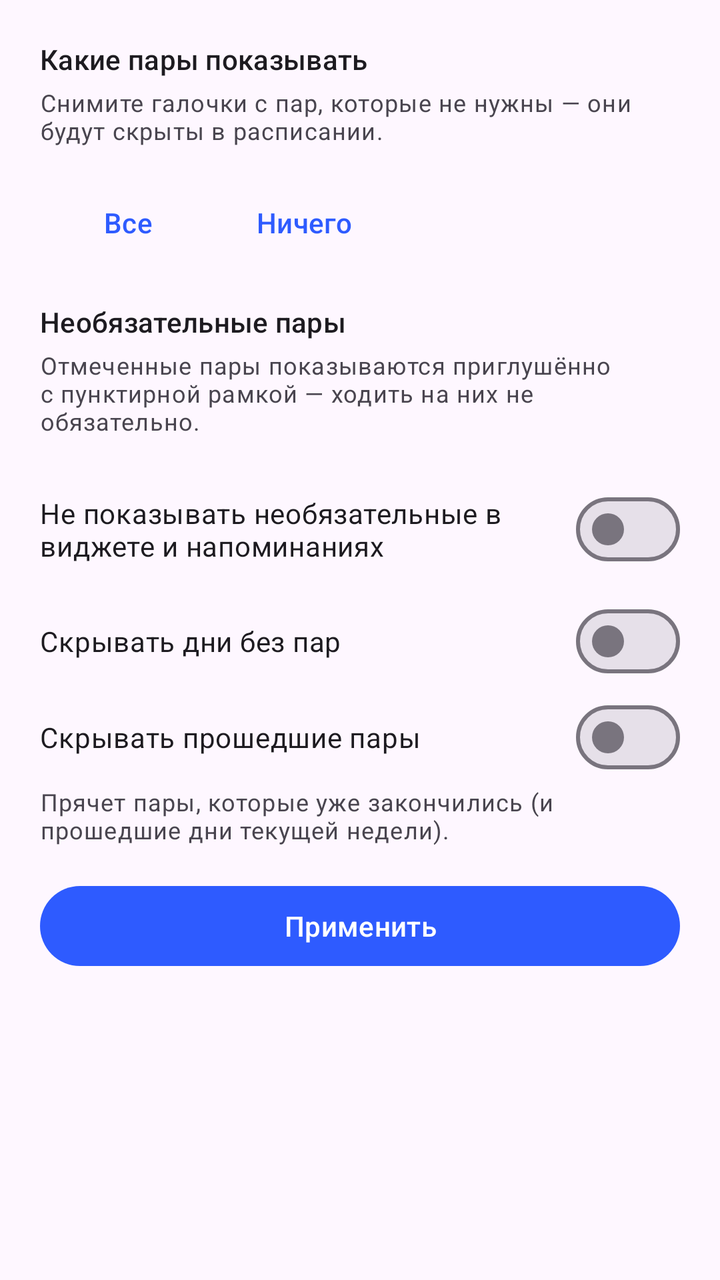
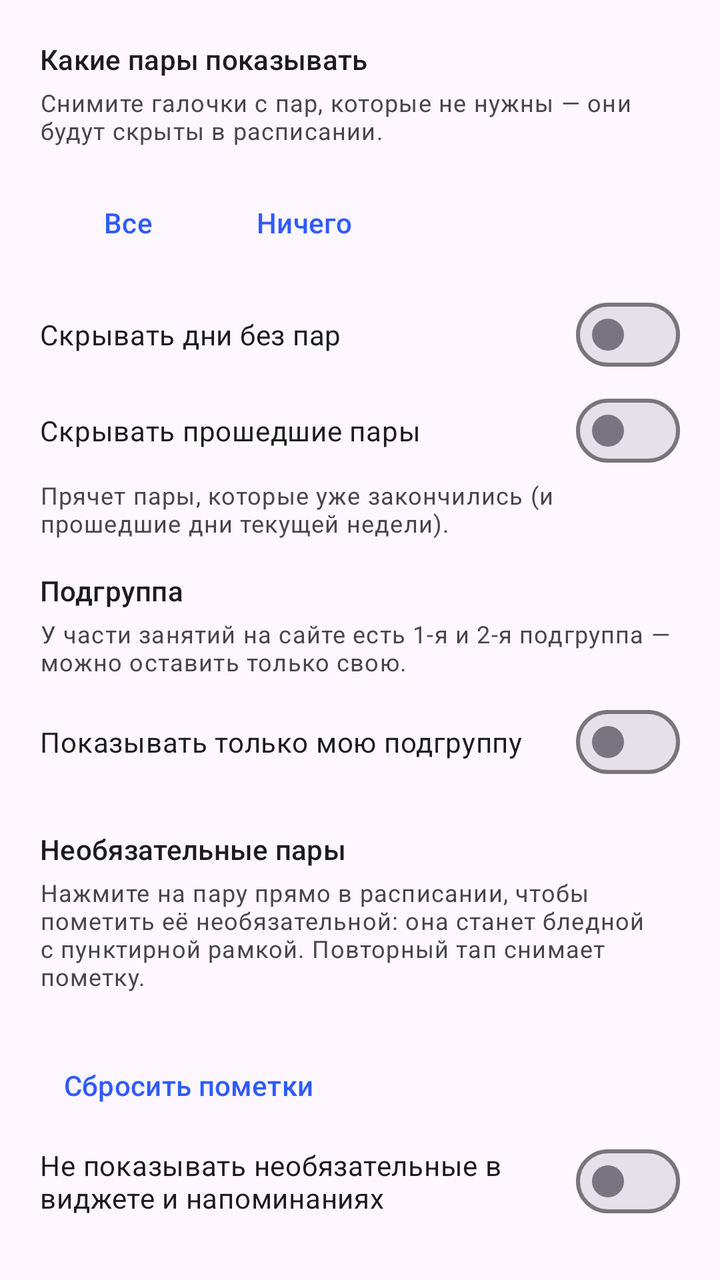

Screens rendered from an Android XML layout before and after an edit, with the pre-edit source and the edit as a unified diff.
<!-- AndroidManifest.xml: application theme Theme.Timetable -->
<!-- res/layout/sheet_filter.xml -->
<?xml version="1.0" encoding="utf-8"?>
<LinearLayout xmlns:android="http://schemas.android.com/apk/res/android"
    xmlns:app="http://schemas.android.com/apk/res-auto"
    android:layout_width="match_parent"
    android:layout_height="wrap_content"
    android:orientation="vertical"
    android:paddingStart="20dp"
    android:paddingTop="8dp"
    android:paddingEnd="20dp"
    android:paddingBottom="16dp">

    <TextView
        android:layout_width="match_parent"
        android:layout_height="wrap_content"
        android:layout_marginTop="12dp"
        android:text="@string/filter_show_pairs_title"
        android:textAppearance="?attr/textAppearanceTitleSmall" />

    <TextView
        android:layout_width="match_parent"
        android:layout_height="wrap_content"
        android:layout_marginTop="4dp"
        android:text="@string/filter_pairs_hint"
        android:textAppearance="?attr/textAppearanceBodySmall"
        android:textColor="?android:attr/textColorSecondary" />

    <com.google.android.material.chip.ChipGroup
        android:id="@+id/chips"
        android:layout_width="match_parent"
        android:layout_height="wrap_content"
        android:layout_marginTop="10dp" />

    <LinearLayout
        android:layout_width="match_parent"
        android:layout_height="wrap_content"
        android:layout_marginTop="4dp"
        android:orientation="horizontal">

        <com.google.android.material.button.MaterialButton
            android:id="@+id/selectAll"
            style="@style/Widget.Material3.Button.TextButton"
            android:layout_width="wrap_content"
            android:layout_height="wrap_content"
            android:text="@string/filter_all" />

        <com.google.android.material.button.MaterialButton
            android:id="@+id/selectNone"
            style="@style/Widget.Material3.Button.TextButton"
            android:layout_width="wrap_content"
            android:layout_height="wrap_content"
            android:text="@string/filter_none" />
    </LinearLayout>

    <TextView
        android:layout_width="match_parent"
        android:layout_height="wrap_content"
        android:layout_marginTop="16dp"
        android:text="@string/filter_optional_title"
        android:textAppearance="?attr/textAppearanceTitleSmall" />

    <TextView
        android:layout_width="match_parent"
        android:layout_height="wrap_content"
        android:layout_marginTop="4dp"
        android:text="@string/filter_optional_hint"
        android:textAppearance="?attr/textAppearanceBodySmall"
        android:textColor="?android:attr/textColorSecondary" />

    <com.google.android.material.chip.ChipGroup
        android:id="@+id/optionalChips"
        android:layout_width="match_parent"
        android:layout_height="wrap_content"
        android:layout_marginTop="10dp" />

    <com.google.android.material.materialswitch.MaterialSwitch
        android:id="@+id/skipOptional"
        android:layout_width="match_parent"
        android:layout_height="wrap_content"
        android:layout_marginTop="12dp"
        android:minHeight="48dp"
        android:text="@string/filter_skip_optional" />

    <com.google.android.material.materialswitch.MaterialSwitch
        android:id="@+id/hideEmptyDays"
        android:layout_width="match_parent"
        android:layout_height="wrap_content"
        android:layout_marginTop="8dp"
        android:minHeight="48dp"
        android:text="@string/filter_hide_empty_days" />

    <com.google.android.material.materialswitch.MaterialSwitch
        android:id="@+id/hidePast"
        android:layout_width="match_parent"
        android:layout_height="wrap_content"
        android:minHeight="48dp"
        android:text="@string/filter_hide_past" />

    <TextView
        android:layout_width="match_parent"
        android:layout_height="wrap_content"
        android:text="@string/filter_hide_past_hint"
        android:textAppearance="?attr/textAppearanceBodySmall"
        android:textColor="?android:attr/textColorSecondary" />

    <com.google.android.material.button.MaterialButton
        android:id="@+id/applyButton"
        android:layout_width="match_parent"
        android:layout_height="wrap_content"
        android:layout_marginTop="16dp"
        android:text="@string/apply" />
</LinearLayout>
<!-- resources referenced by this layout -->
<resources>
  <string name="apply">Применить</string>
  <string name="filter_all">Все</string>
  <string name="filter_hide_empty_days">Скрывать дни без пар</string>
  <string name="filter_hide_past">Скрывать прошедшие пары</string>
  <string name="filter_hide_past_hint">Прячет пары, которые уже закончились (и прошедшие дни текущей недели).</string>
  <string name="filter_none">Ничего</string>
  <string name="filter_optional_hint">Отмеченные пары показываются приглушённо с пунктирной рамкой — ходить на них не обязательно.</string>
  <string name="filter_optional_title">Необязательные пары</string>
  <string name="filter_pairs_hint">Снимите галочки с пар, которые не нужны — они будут скрыты в расписании.</string>
  <string name="filter_show_pairs_title">Какие пары показывать</string>
  <string name="filter_skip_optional">Не показывать необязательные в виджете и напоминаниях</string>
  <style name="Theme.Timetable" parent="Theme.Material3.DayNight.NoActionBar">
          <item name="colorPrimary">@color/brand_primary</item>
          <item name="colorOnPrimary">#FFFFFF</item>
          <item name="colorPrimaryContainer">@color/brand_primary_container</item>
          <item name="colorOnPrimaryContainer">#001453</item>
          <item name="colorSecondary">@color/brand_secondary</item>
          <item name="colorTertiary">@color/brand_tertiary</item>
          <item name="android:statusBarColor">?attr/colorSurface</item>
          <item name="android:windowLightStatusBar" tools:targetApi="23">true</item>
      </style>
  <color name="brand_primary">#2E5BFF</color>
  <color name="brand_primary_container">#DDE4FF</color>
  <color name="brand_secondary">#0F9D8C</color>
  <color name="brand_tertiary">#B4468A</color>
</resources>

<!-- the commit's change to res/layout/sheet_filter.xml (unified diff, before → after) -->
@@ -51,35 +51,6 @@
             android:text="@string/filter_none" />
     </LinearLayout>
 
-    <TextView
-        android:layout_width="match_parent"
-        android:layout_height="wrap_content"
-        android:layout_marginTop="16dp"
-        android:text="@string/filter_optional_title"
-        android:textAppearance="?attr/textAppearanceTitleSmall" />
-
-    <TextView
-        android:layout_width="match_parent"
-        android:layout_height="wrap_content"
-        android:layout_marginTop="4dp"
-        android:text="@string/filter_optional_hint"
-        android:textAppearance="?attr/textAppearanceBodySmall"
-        android:textColor="?android:attr/textColorSecondary" />
-
-    <com.google.android.material.chip.ChipGroup
-        android:id="@+id/optionalChips"
-        android:layout_width="match_parent"
-        android:layout_height="wrap_content"
-        android:layout_marginTop="10dp" />
-
-    <com.google.android.material.materialswitch.MaterialSwitch
-        android:id="@+id/skipOptional"
-        android:layout_width="match_parent"
-        android:layout_height="wrap_content"
-        android:layout_marginTop="12dp"
-        android:minHeight="48dp"
-        android:text="@string/filter_skip_optional" />
-
     <com.google.android.material.materialswitch.MaterialSwitch
         android:id="@+id/hideEmptyDays"
         android:layout_width="match_parent"
@@ -102,6 +73,74 @@
         android:textAppearance="?attr/textAppearanceBodySmall"
         android:textColor="?android:attr/textColorSecondary" />
 
+    <TextView
+        android:layout_width="match_parent"
+        android:layout_height="wrap_content"
+        android:layout_marginTop="16dp"
+        android:text="@string/filter_subgroup_title"
+        android:textAppearance="?attr/textAppearanceTitleSmall" />
+
+    <TextView
+        android:layout_width="match_parent"
+        android:layout_height="wrap_content"
+        android:layout_marginTop="4dp"
+        android:text="@string/filter_subgroup_hint"
+        android:textAppearance="?attr/textAppearanceBodySmall"
+        android:textColor="?android:attr/textColorSecondary" />
+
+    <com.google.android.material.materialswitch.MaterialSwitch
+        android:id="@+id/onlyMySubgroup"
+        android:layout_width="match_parent"
+        android:layout_height="wrap_content"
+        android:layout_marginTop="8dp"
+        android:minHeight="48dp"
+        android:text="@string/filter_only_my_subgroup" />
+
+    <com.google.android.material.chip.ChipGroup
+        android:id="@+id/subgroupChips"
+        android:layout_width="match_parent"
+        android:layout_height="wrap_content"
+        android:layout_marginTop="4dp"
+        app:singleLine="true"
+        app:singleSelection="true" />
+
+    <TextView
+        android:layout_width="match_parent"
+        android:layout_height="wrap_content"
+        android:layout_marginTop="16dp"
+        android:text="@string/filter_optional_title"
+        android:textAppearance="?attr/textAppearanceTitleSmall" />
+
+    <TextView
+        android:layout_width="match_parent"
+        android:layout_height="wrap_content"
+        android:layout_marginTop="4dp"
+        android:text="@string/filter_optional_hint"
+        android:textAppearance="?attr/textAppearanceBodySmall"
+        android:textColor="?android:attr/textColorSecondary" />
+
+    <TextView
+        android:id="@+id/tagsCount"
+        android:layout_width="match_parent"
+        android:layout_height="wrap_content"
+        android:layout_marginTop="6dp"
+        android:textAppearance="?attr/textAppearanceLabelMedium"
+        android:textColor="?attr/colorPrimary" />
+
+    <com.google.android.material.button.MaterialButton
+        android:id="@+id/resetTags"
+        style="@style/Widget.Material3.Button.TextButton"
+        android:layout_width="wrap_content"
+        android:layout_height="wrap_content"
+        android:text="@string/filter_reset_tags" />
+
+    <com.google.android.material.materialswitch.MaterialSwitch
+        android:id="@+id/skipOptional"
+        android:layout_width="match_parent"
+        android:layout_height="wrap_content"
+        android:minHeight="48dp"
+        android:text="@string/filter_skip_optional" />
+
     <com.google.android.material.button.MaterialButton
         android:id="@+id/applyButton"
         android:layout_width="match_parent"
<!-- resource entries referenced after the edit -->
@@ -6,11 +6,15 @@
   <string name="filter_hide_past">Скрывать прошедшие пары</string>
   <string name="filter_hide_past_hint">Прячет пары, которые уже закончились (и прошедшие дни текущей недели).</string>
   <string name="filter_none">Ничего</string>
-  <string name="filter_optional_hint">Отмеченные пары показываются приглушённо с пунктирной рамкой — ходить на них не обязательно.</string>
+  <string name="filter_only_my_subgroup">Показывать только мою подгруппу</string>
+  <string name="filter_optional_hint">Нажмите на пару прямо в расписании, чтобы пометить её необязательной: она станет бледной с пунктирной рамкой. Повторный тап снимает пометку.</string>
   <string name="filter_optional_title">Необязательные пары</string>
   <string name="filter_pairs_hint">Снимите галочки с пар, которые не нужны — они будут скрыты в расписании.</string>
+  <string name="filter_reset_tags">Сбросить пометки</string>
   <string name="filter_show_pairs_title">Какие пары показывать</string>
   <string name="filter_skip_optional">Не показывать необязательные в виджете и напоминаниях</string>
+  <string name="filter_subgroup_hint">У части занятий на сайте есть 1-я и 2-я подгруппа — можно оставить только свою.</string>
+  <string name="filter_subgroup_title">Подгруппа</string>
   <style name="Theme.Timetable" parent="Theme.Material3.DayNight.NoActionBar">
           <item name="colorPrimary">@color/brand_primary</item>
           <item name="colorOnPrimary">#FFFFFF</item>
